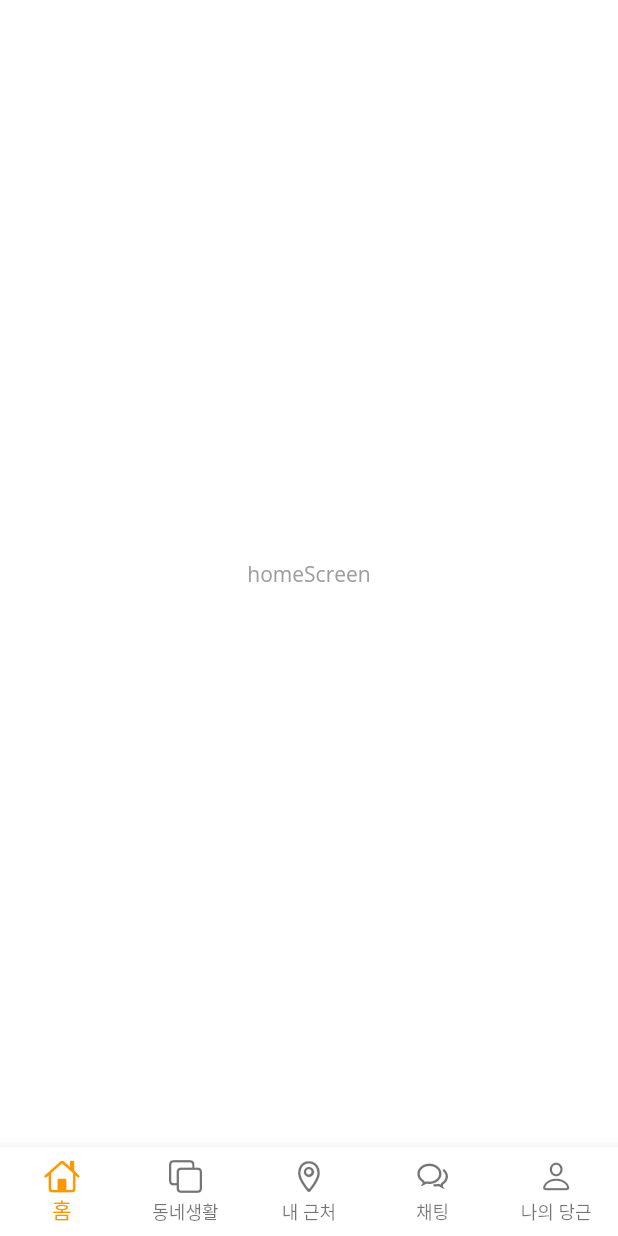
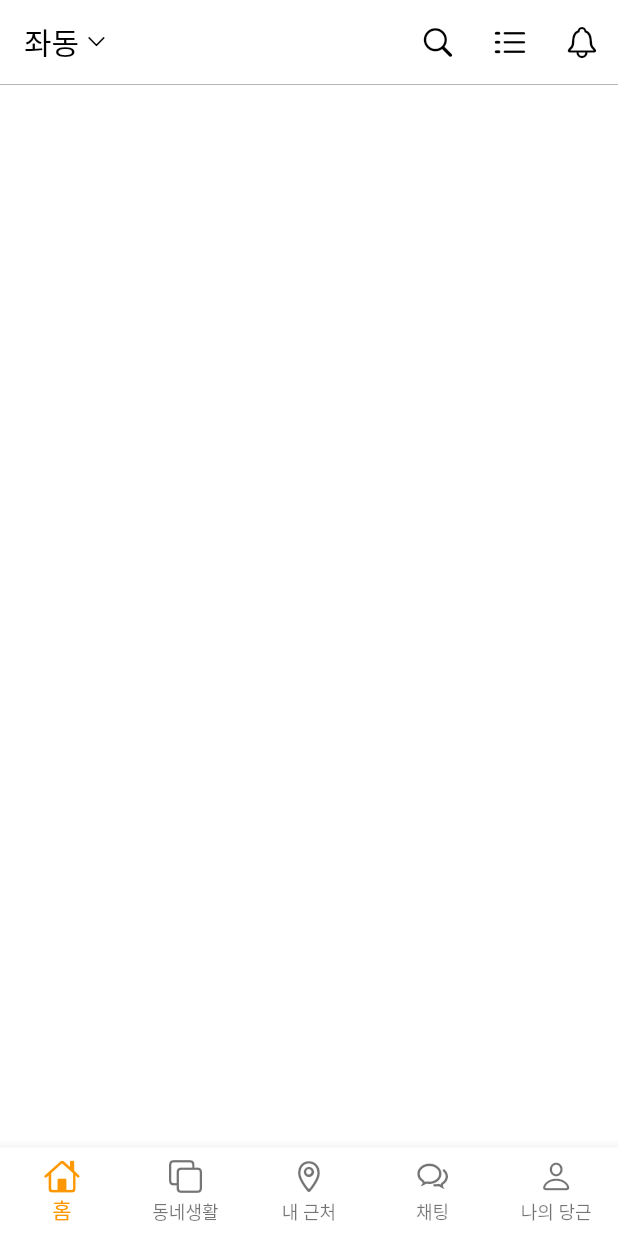
Before and after one commit to windseat/flutter_ui_book2, a Flutter app: the screen it shows after launch, on a phone screen of 412 x 824 dp. Run offline on Flutter 3.47's test engine with Material 2 defaults, Android fonts, the phone set to English and light mode, and no system bars; our stand-ins replace google_fonts.

Commit message:
2023 03 28 - p34 까지 따라함

```diff
--- a/carrot_market_ui/lib/main.dart
+++ b/carrot_market_ui/lib/main.dart
@@ -19,6 +19,7 @@ class CarrotMarketUI extends StatelessWidget {
       theme: theme(),
       // 타이핑을 하는 중에 노란 전구가 하란대로 return const MaterialApp() 로 하면
       // 빌드시 theme() 가 const 가 아니다 (error: Invalid constant value. (invalid_constant at [carrot_market_ui] lib\main.dart:19) 라는 에러가 난다.
+      // MaterialApp() - appBar: 의 본래 테마는 파란 바탕에 흰색 폰트인데, theme.dart 에서 흰 바탕에 검정색 폰트로 정의
     );
   }
 }
--- a/carrot_market_ui/lib/screens/home/home_screen.dart
+++ b/carrot_market_ui/lib/screens/home/home_screen.dart
@@ -1,12 +1,65 @@
 import 'package:flutter/material.dart';
+import 'package:flutter/cupertino.dart';
+
+import 'package:carrot_market_ui/theme.dart';
 
 class HomeScreen extends StatelessWidget {
   const HomeScreen({Key? key}) : super(key: key);
 
   @override
   Widget build(BuildContext context) {
+
+    /*
     return const Center(
       child: Text('homeScreen'),
     );
+    */
+
+    //p32
+    /*
+    return Scaffold(
+      appBar: AppBar(
+        title: const Text('HomeScreen appBar 영역(index:0)'),
+      ),
+      body: Container(
+        color: Colors.orange[100],
+        child: Center(
+          child: Text(
+            'HomeScreen body 영역(index:0)',
+            style: textTheme().displayMedium,
+            // style: textTheme().headline2,
+          ),
+        ),
+      ),
+    );
+    */
+
+    //p33
+    return Scaffold(
+      appBar: AppBar(
+        title: const Row(
+          children: [
+            Text('좌동'),
+            SizedBox(width: 4.0,),
+            Icon(
+              CupertinoIcons.chevron_down,
+              size: 15.0,
+            )
+          ],
+        ),
+        actions: [
+          IconButton(onPressed: () {}, icon: const Icon(CupertinoIcons.search)),
+          IconButton(onPressed: () {}, icon: const Icon(CupertinoIcons.list_dash)),
+          IconButton(onPressed: () {}, icon: const Icon(CupertinoIcons.bell)),
+        ],
+        bottom: const PreferredSize(
+          preferredSize: Size.fromHeight(0.5),
+          child: Divider(
+            thickness: 0.5, height: 0.5, color: Colors.grey,
+          ),
+        ),
+      ),
+      body: Container(),
+    );
   }
 }
```
Also changed, not shown: carrot_market_ui/lib/theme.dart (+9 -5 lines).
